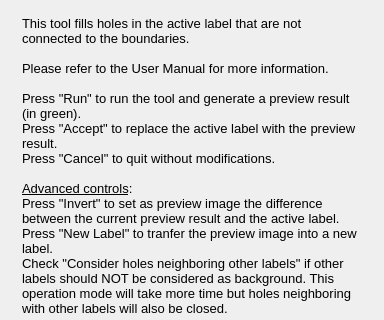
Old version of the form Modules/SegmentationUI/Qmitk/QmitkFillHolesTool3DGUIControls.ui in the repository MITK/MITK; both pictures show x 0 to 384 and y 124 to 444 of the 384 by 568 pixel window.
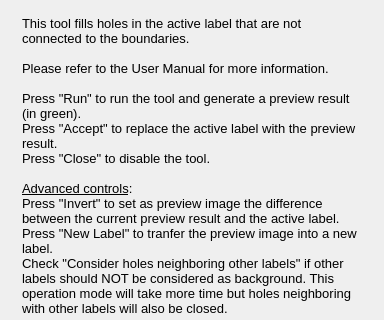
New version of the form. Icons and pictures are not drawn.

Commit message: enabled the otsu tool for automatic multiple thresholding

```diff
--- a/Modules/SegmentationUI/Qmitk/QmitkFillHolesTool3DGUIControls.ui
+++ b/Modules/SegmentationUI/Qmitk/QmitkFillHolesTool3DGUIControls.ui
@@ -200,7 +200,7 @@
 &lt;p style=&quot;-qt-paragraph-type:empty; margin-top:0px; margin-bottom:0px; margin-left:0px; margin-right:0px; -qt-block-indent:0; text-indent:0px; font-size:10pt;&quot;&gt;&lt;br /&gt;&lt;/p&gt;
 &lt;p style=&quot; margin-top:0px; margin-bottom:0px; margin-left:0px; margin-right:0px; -qt-block-indent:0; text-indent:0px;&quot;&gt;&lt;span style=&quot; font-family:'Sans'; font-size:10pt;&quot;&gt;Press &amp;quot;Run&amp;quot; to run the tool and generate a preview result (in green).&lt;/span&gt;&lt;/p&gt;
 &lt;p style=&quot; margin-top:0px; margin-bottom:0px; margin-left:0px; margin-right:0px; -qt-block-indent:0; text-indent:0px;&quot;&gt;&lt;span style=&quot; font-family:'Sans'; font-size:10pt;&quot;&gt;Press &amp;quot;Accept&amp;quot; to replace the active label with the preview result.&lt;/span&gt;&lt;/p&gt;
-&lt;p style=&quot; margin-top:0px; margin-bottom:0px; margin-left:0px; margin-right:0px; -qt-block-indent:0; text-indent:0px;&quot;&gt;&lt;span style=&quot; font-family:'Sans'; font-size:10pt;&quot;&gt;Press &amp;quot;Cancel&amp;quot; to quit without modifications.&lt;/span&gt;&lt;/p&gt;
+&lt;p style=&quot; margin-top:0px; margin-bottom:0px; margin-left:0px; margin-right:0px; -qt-block-indent:0; text-indent:0px;&quot;&gt;&lt;span style=&quot; font-family:'Sans'; font-size:10pt;&quot;&gt;Press &amp;quot;Close&amp;quot; to disable the tool.&lt;/span&gt;&lt;/p&gt;
 &lt;p style=&quot;-qt-paragraph-type:empty; margin-top:0px; margin-bottom:0px; margin-left:0px; margin-right:0px; -qt-block-indent:0; text-indent:0px; font-family:'Sans'; font-size:10pt;&quot;&gt;&lt;br /&gt;&lt;/p&gt;
 &lt;p style=&quot; margin-top:0px; margin-bottom:0px; margin-left:0px; margin-right:0px; -qt-block-indent:0; text-indent:0px;&quot;&gt;&lt;span style=&quot; font-family:'Sans'; font-size:10pt; text-decoration: underline;&quot;&gt;Advanced controls&lt;/span&gt;&lt;span style=&quot; font-family:'Sans'; font-size:10pt;&quot;&gt;:&lt;/span&gt;&lt;/p&gt;
 &lt;p style=&quot; margin-top:0px; margin-bottom:0px; margin-left:0px; margin-right:0px; -qt-block-indent:0; text-indent:0px;&quot;&gt;&lt;span style=&quot; font-family:'Sans'; font-size:10pt;&quot;&gt;Press &amp;quot;Invert&amp;quot; to set as preview image the difference between the current preview result and the active label.&lt;/span&gt;&lt;/p&gt;
```
The commit also changes 21 other files.
